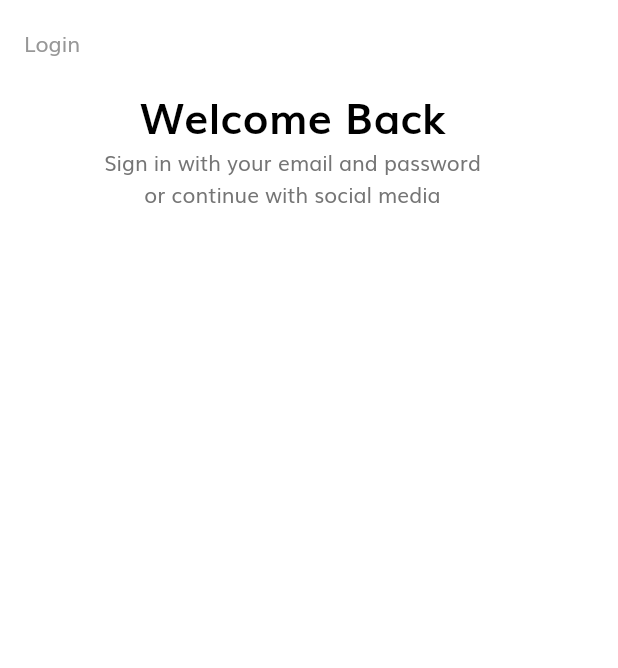
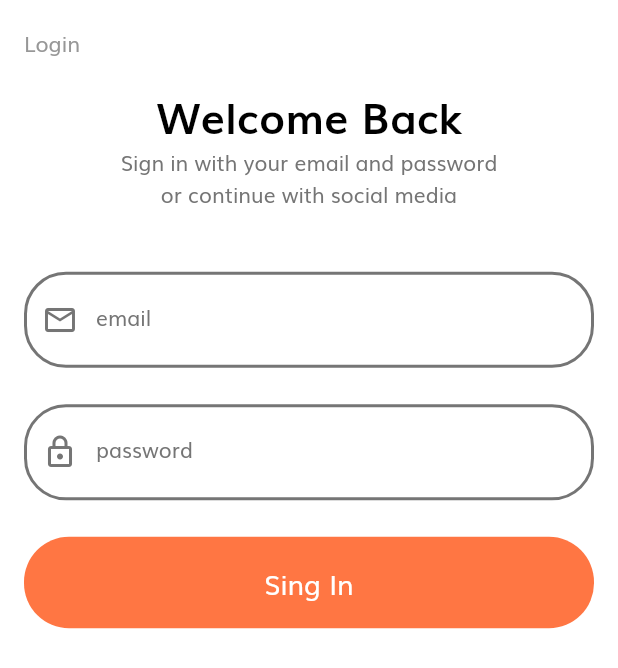
Before and after one commit to sergio-pomarico/FlutterCedeSistemas, a Flutter app: the screen it shows after launch, on a phone screen of 412 x 824 dp. Shown: the top 668 px of the screen. Run offline on Flutter 3.47's test engine with Material 2 defaults, Android fonts, the phone set to English and light mode, and no system bars; our stand-ins replace flutter_svg, get_it.

Commit message:
clase 12

```diff
--- a/lib/screens/auth/login_view.dart
+++ b/lib/screens/auth/login_view.dart
@@ -1,6 +1,8 @@
 import 'package:flutter/material.dart';
 import 'package:fluttergram/ui_shared/constanst.dart';
 import 'package:fluttergram/ui_shared/size_config.dart';
+import 'package:fluttergram/widgets/button.dart';
+import 'package:fluttergram/widgets/input.dart';
 
 class LoginView extends StatefulWidget {
   static String route = 'login';
@@ -9,6 +11,19 @@ class LoginView extends StatefulWidget {
 }
 
 class _LoginViewState extends State<LoginView> {
+  TextEditingController emailController = TextEditingController();
+  TextEditingController passwordController = TextEditingController();
+
+  String? passwordError;
+
+  void onValidatePass(String value) {
+    setState(() {
+      value.length >= 6
+          ? passwordError = null
+          : passwordError = 'password is too short';
+    });
+  }
+
   @override
   Widget build(BuildContext context) {
     SizeConfig().init(context);
@@ -24,6 +39,8 @@ class _LoginViewState extends State<LoginView> {
         padding: EdgeInsets.fromLTRB(0, 0, 0, 0),
         // Bloquear el scroll superior
         physics: ClampingScrollPhysics(),
+        child: Padding(
+          padding: const EdgeInsets.symmetric(horizontal: 16),
           child: Column(
             mainAxisAlignment: MainAxisAlignment.center,
             crossAxisAlignment: CrossAxisAlignment.center,
@@ -43,9 +60,40 @@ class _LoginViewState extends State<LoginView> {
                 textAlign: TextAlign.center,
               ),
               SizedBox(
-              width: 390,
-            )
+                height: SizeConfig.screenHeight! * 0.05,
+              ),
+              Input(
+                label: 'email',
+                icon: Icons.email_outlined,
+                controller: emailController,
+                placeholder: 'add your email',
+                onChange: (value) {
+                  print(value);
+                },
+              ),
+              SizedBox(
+                height: getProportionsScreenHeigth(24),
+              ),
+              Input(
+                label: 'password',
+                icon: Icons.lock_outlined,
+                controller: passwordController,
+                placeholder: 'add your password',
+                error: passwordError,
+                onChange: onValidatePass,
+                isPassword: true,
+              ),
+              SizedBox(
+                height: getProportionsScreenHeigth(24),
+              ),
+              Button(
+                  label: 'Sing In',
+                  onPress: () {
+                    print('email ${emailController.text}');
+                    print('password ${passwordController.text}');
+                  })
             ],
+          ),
         ),
       ),
     );
--- a/lib/ui_shared/theme.dart
+++ b/lib/ui_shared/theme.dart
@@ -10,6 +10,7 @@ ThemeData theme() {
     visualDensity: VisualDensity.adaptivePlatformDensity,
     appBarTheme: appBarTheme(),
     textTheme: textTheme(),
+    inputDecorationTheme: inputDecorationTheme(),
   );
 }
 
@@ -32,3 +33,31 @@ TextTheme textTheme() {
     bodyText2: TextStyle(color: textColor),
   );
 }
+
+InputDecorationTheme inputDecorationTheme() {
+  OutlineInputBorder outlineInputBorder = OutlineInputBorder(
+    borderRadius: BorderRadius.circular(28),
+    gapPadding: 10,
+    borderSide: BorderSide(color: textColor, width: 2.0),
+  );
+
+  OutlineInputBorder outlineErrorInputBorder = OutlineInputBorder(
+    borderRadius: BorderRadius.circular(28),
+    gapPadding: 10,
+    borderSide: BorderSide(color: Colors.red[200]!, width: 2.0),
+  );
+
+  OutlineInputBorder outlineDisableInputBorder = OutlineInputBorder(
+    borderRadius: BorderRadius.circular(28),
+    gapPadding: 10,
+    borderSide: BorderSide(color: Colors.grey[400]!, width: 2.0),
+  );
+
+  return InputDecorationTheme(
+    enabledBorder: outlineInputBorder,
+    focusedBorder: outlineInputBorder,
+    errorBorder: outlineErrorInputBorder,
+    disabledBorder: outlineDisableInputBorder,
+    border: outlineInputBorder,
+  );
+}
--- /dev/null
+++ b/lib/widgets/input.dart
@@ -0,0 +1,74 @@
+import 'package:flutter/material.dart';
+import 'package:fluttergram/ui_shared/constanst.dart';
+import 'package:fluttergram/ui_shared/size_config.dart';
+
+class Input extends StatefulWidget {
+  Input(
+      {required this.controller,
+      required this.label,
+      this.placeholder = '',
+      this.error,
+      this.icon,
+      this.enable = true,
+      this.autocorrect = false,
+      this.autofocus = false,
+      this.enableAutoSuggestions = false,
+      this.isPassword = false,
+      this.keyboardType = TextInputType.text,
+      required this.onChange,
+      this.sufix,
+      this.multiline = false,
+      Key? key})
+      : super(key: key);
+
+  final TextEditingController controller;
+  final String label;
+  final String? error;
+  final String placeholder;
+  final IconData? icon;
+  final Widget? sufix;
+  final bool enable;
+  final bool autocorrect;
+  final bool autofocus;
+  final bool enableAutoSuggestions;
+  final bool multiline;
+  final void Function(String) onChange;
+  final TextInputType keyboardType;
+  final bool isPassword;
+
+  _InputState createState() => _InputState();
+}
+
+class _InputState extends State<Input> {
+  InputDecoration getDecorator() => InputDecoration(
+        labelText: widget.label,
+        labelStyle: TextStyle(
+          fontSize: 14,
+          color: widget.error != null ? Colors.red[200] : textColor,
+        ),
+        hintText: widget.placeholder,
+        prefixIcon: Icon(
+          widget.icon,
+          color: widget.error != null ? Colors.red[200] : textColor,
+        ),
+        suffix: widget.sufix,
+        errorText: widget.error,
+        errorMaxLines: 2,
+      );
+
+  @override
+  Widget build(BuildContext context) {
+    SizeConfig().init(context);
+    return TextFormField(
+      // TODO: Input formaters agregar logica
+      //inputFormatters: [],
+      controller: widget.controller,
+      enabled: widget.enable,
+      autocorrect: widget.autocorrect,
+      enableSuggestions: widget.enableAutoSuggestions,
+      decoration: getDecorator(),
+      onChanged: widget.onChange,
+      obscureText: widget.isPassword,
+    );
+  }
+}
```
Lines whose indentation alone changed are shown as unchanged.
